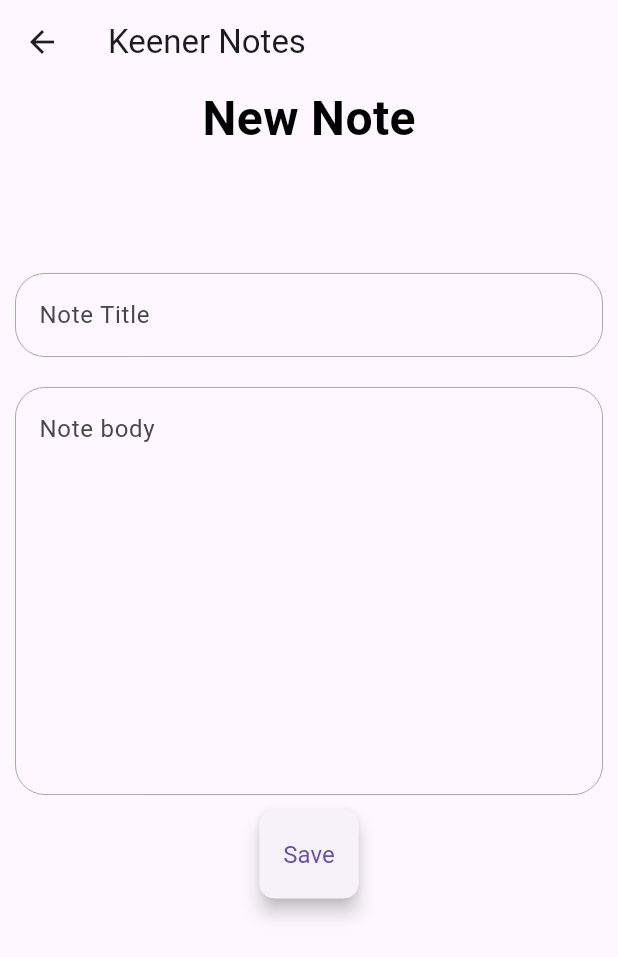
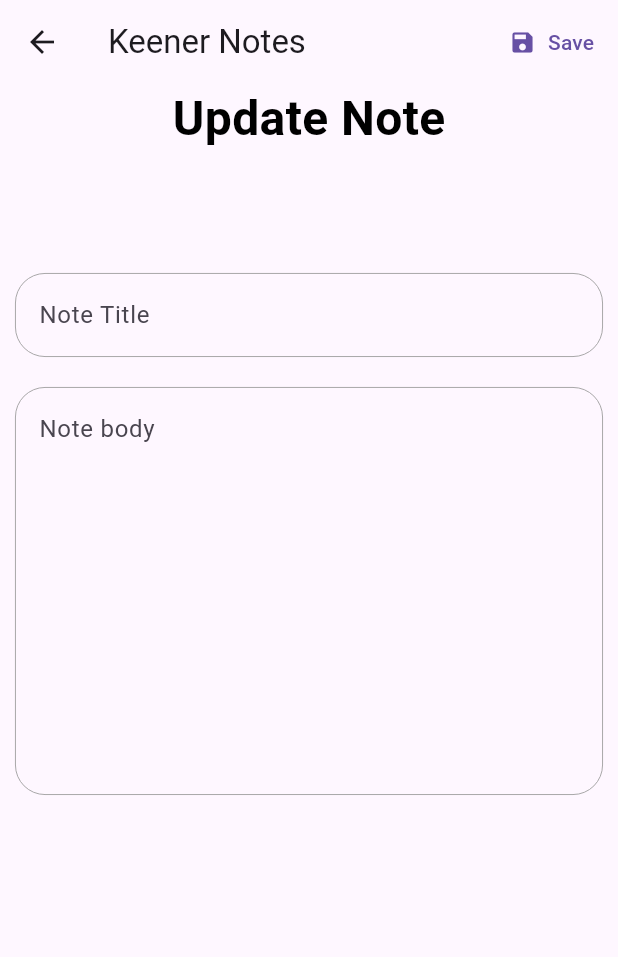
Before and after one commit to caiobribeiro/keener-notes, a Flutter app: the UpdateNotePage screen opened directly with empty values, on a phone screen of 412 x 824 dp. Shown: the top 957 px of the screen. Run offline on Flutter 3.47's test engine with Material 3 defaults, Android fonts, the phone set to English and light mode, and no system bars; our stand-ins replace cloud_firestore, firebase_auth, firebase_core, firebase_crashlytics, flutter_mobx, flutter_modular and 1 more; accounts and stored records are empty; generated files the repository leaves out were written again.

Commit message:
reactor(update_note_module): Changed update button position

```diff
--- a/lib/app/modules/create_note/create_note_page.dart
+++ b/lib/app/modules/create_note/create_note_page.dart
@@ -29,7 +29,7 @@ class _CreateNotePageState extends State<CreateNotePage> {
         ),
         actions: [
           TextButton.icon(
-            label: const Text('Save'),
+            label: const Text('Create Note'),
             icon: const Icon(Icons.save),
             onPressed: store.createNewNote,
           )
--- a/lib/app/modules/update_note/update_note_page.dart
+++ b/lib/app/modules/update_note/update_note_page.dart
@@ -36,10 +36,20 @@ class _UpdateNotePageState extends State<UpdateNotePage> {
       appBar: AppBar(
         title: const Text('Keener Notes'),
         leading: IconButton(
+          onPressed: () {
+            Modular.to.navigate('/noteslist/');
+          },
+          icon: const Icon(Icons.arrow_back),
+        ),
+        actions: [
+          TextButton.icon(
+            label: const Text('Save'),
+            icon: const Icon(Icons.save),
             onPressed: () {
-              Modular.to.navigate('/noteslist/');
+              store.updateNote(noteId: widget.note.id!);
             },
-            icon: const Icon(Icons.arrow_back)),
+          )
+        ],
       ),
       body: Center(
         child: Column(
@@ -50,7 +60,7 @@ class _UpdateNotePageState extends State<UpdateNotePage> {
               child: Padding(
                 padding: EdgeInsets.only(bottom: 70),
                 child: Text(
-                  'New Note',
+                  'Update Note',
                   style: TextStyle(
                     color: Colors.black,
                     fontWeight: FontWeight.bold,
@@ -80,12 +90,6 @@ class _UpdateNotePageState extends State<UpdateNotePage> {
                 },
               ),
             ),
-            CustomButtonWidget(
-              text: 'Save',
-              onPressed: () async {
-                store.updateNote(noteId: widget.note.id!);
-              },
-            ),
           ],
         ),
       ),
```
